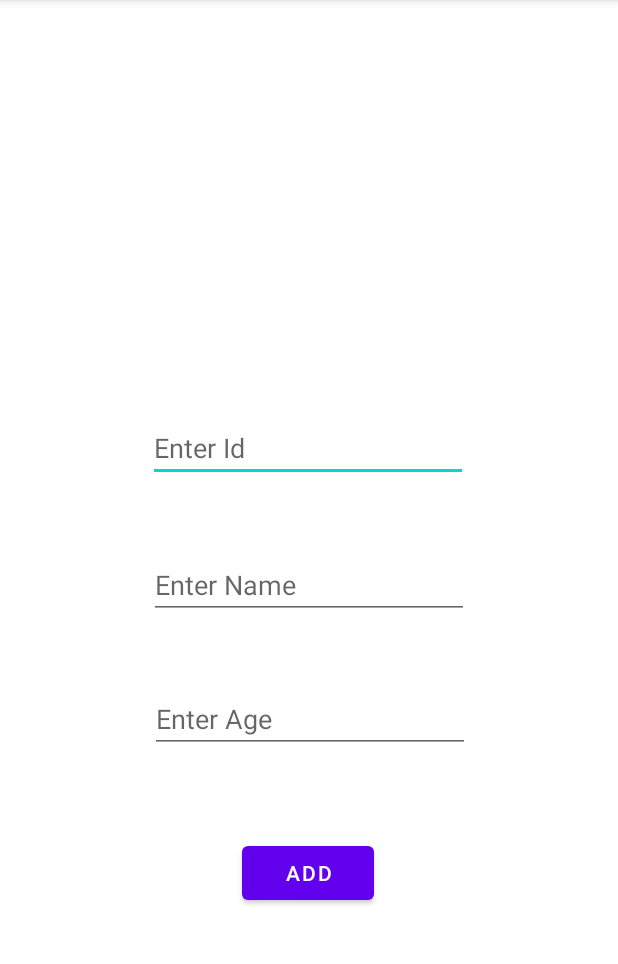
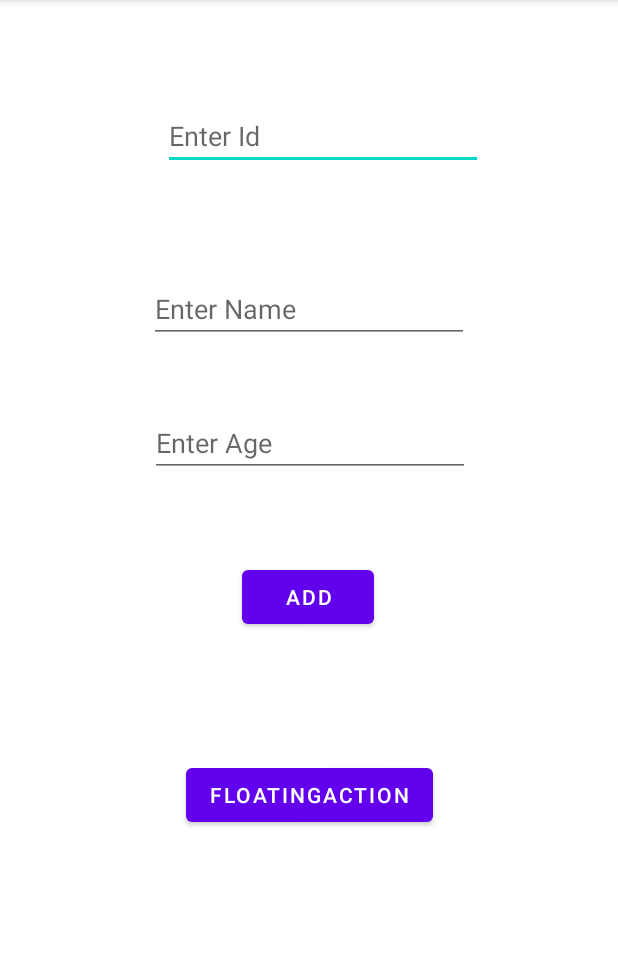
Before and after one commit to nouman531/Sabaq-for-Hafiz, an Android app: the screen it shows after launch (MainActivity), on a phone screen of 412 x 824 dp, the part 84-1048 px from its top. Run offline under Robolectric (Android 15) with nearby library versions, the phone set to English and light mode, and no system bars.

Commit message:
model Class

```diff
--- a/app/src/main/AndroidManifest.xml
+++ b/app/src/main/AndroidManifest.xml
@@ -12,6 +12,9 @@
         android:theme="@style/Theme.HafizPara"
         tools:targetApi="31">
         <activity
+            android:name=".Fetchingdata"
+            android:exported="false" />
+        <activity
             android:name=".MainActivity"
             android:exported="true">
             <intent-filter>
--- a/app/src/main/java/com/example/hafizpara/MainActivity.java
+++ b/app/src/main/java/com/example/hafizpara/MainActivity.java
@@ -2,6 +2,7 @@ package com.example.hafizpara;
 
 import androidx.appcompat.app.AppCompatActivity;
 
+import android.content.Intent;
 import android.os.Bundle;
 import android.view.View;
 import android.widget.Button;
@@ -11,7 +12,7 @@ import android.widget.Toast;
 public class MainActivity extends AppCompatActivity {
 
     EditText id,name,age;
-    Button btn;
+    Button btn,fetch;
 
     @Override
     protected void onCreate(Bundle savedInstanceState) {
@@ -22,11 +23,22 @@ public class MainActivity extends AppCompatActivity {
         age=findViewById(R.id.age);
 
         btn=findViewById(R.id.addbtn);
+        fetch=findViewById(R.id.secbtn);
 
         btn.setOnClickListener(new View.OnClickListener() {
             @Override
             public void onClick(View view) {
                 processInsert(id.getText().toString(),name.getText().toString(),age.getText().toString());
+            }
+        });
+
+
+        fetch.setOnClickListener(new View.OnClickListener() {
+            @Override
+            public void onClick(View view) {
+                Intent intent= new Intent(MainActivity.this,Fetchingdata.class);
+
+
             }
         });
     }
--- a/app/src/main/res/layout/activity_main.xml
+++ b/app/src/main/res/layout/activity_main.xml
@@ -10,12 +10,12 @@
         android:id="@+id/id"
         android:layout_width="wrap_content"
         android:layout_height="wrap_content"
-        android:layout_marginTop="276dp"
+        android:layout_marginTop="68dp"
         android:ems="10"
         android:hint="Enter Id"
         android:inputType="textPersonName"
         app:layout_constraintEnd_toEndOf="parent"
-        app:layout_constraintHorizontal_bias="0.497"
+        app:layout_constraintHorizontal_bias="0.547"
         app:layout_constraintStart_toStartOf="parent"
         app:layout_constraintTop_toTopOf="parent" />
 
@@ -55,4 +55,14 @@
         app:layout_constraintHorizontal_bias="0.498"
         app:layout_constraintStart_toStartOf="parent"
         app:layout_constraintTop_toBottomOf="@+id/age" />
+
+    <Button
+        android:id="@+id/secbtn"
+        android:layout_width="wrap_content"
+        android:layout_height="wrap_content"
+        android:layout_marginTop="84dp"
+        android:text="floatingaction"
+        app:layout_constraintEnd_toEndOf="parent"
+        app:layout_constraintStart_toStartOf="parent"
+        app:layout_constraintTop_toBottomOf="@+id/addbtn" />
 </androidx.constraintlayout.widget.ConstraintLayout>
```
Also changed, not shown: app/src/main/java/com/example/hafizpara/Fetchingdata.java (added, +21 -0 lines), app/src/main/res/layout/activity_fetchingdata.xml (added, +17 -0 lines).
